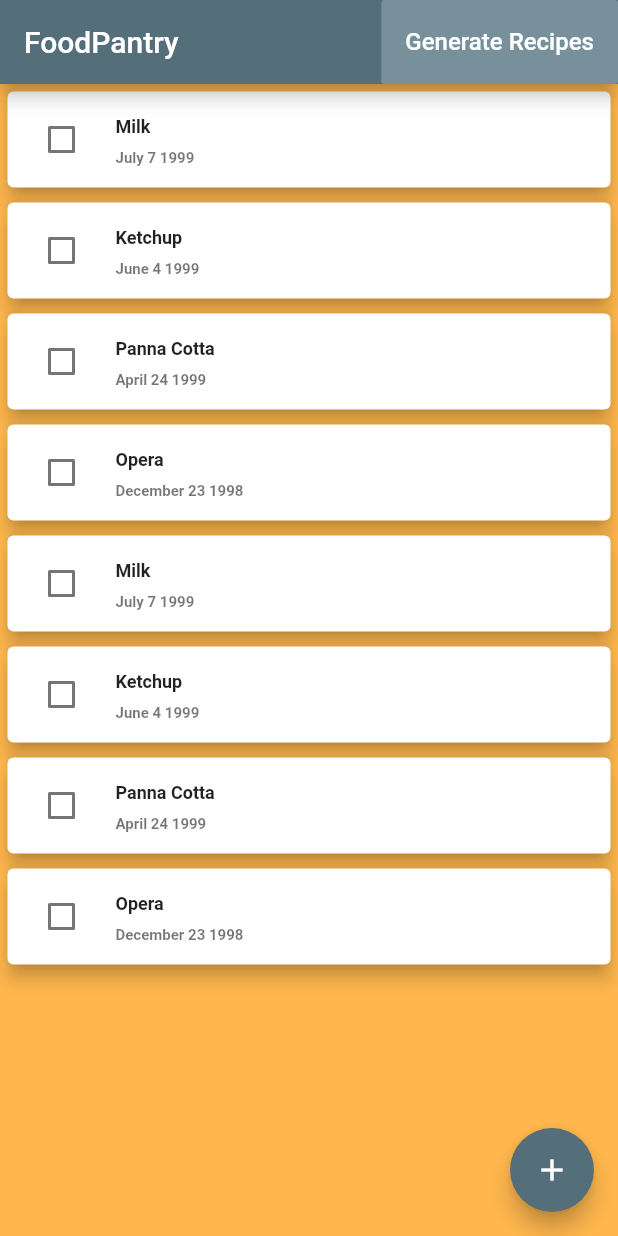
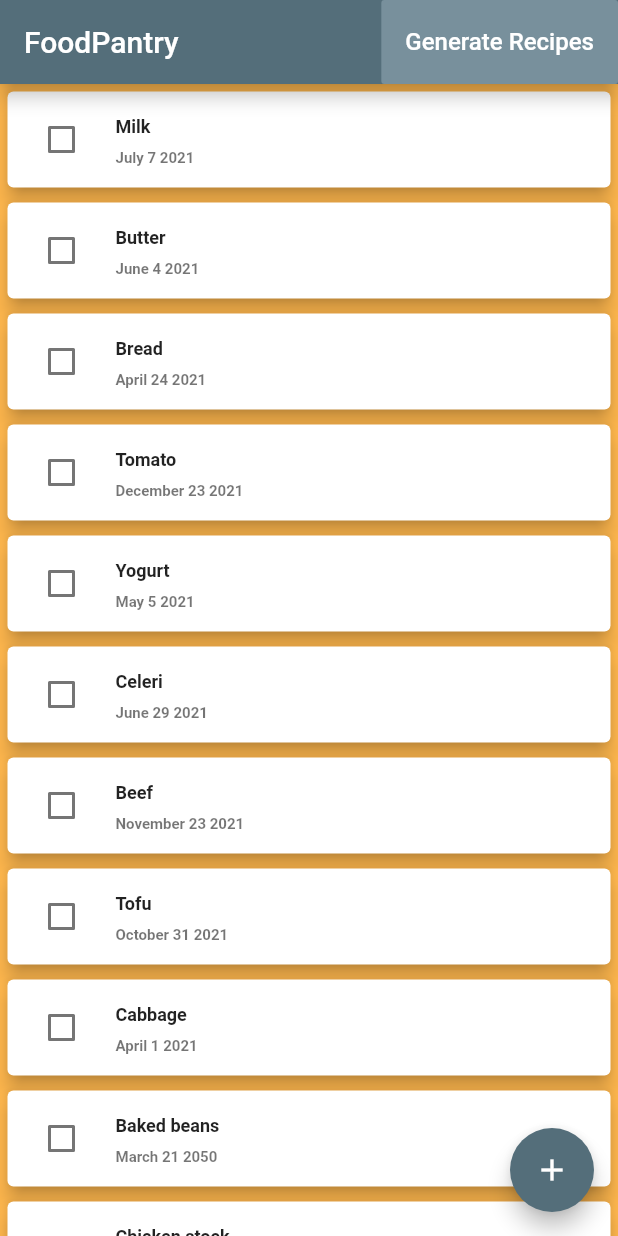
Before and after one commit to agong358/hackatown2021, a Flutter app: the screen it shows after launch, on a phone screen of 412 x 824 dp. Run offline on Flutter 3.47's test engine with Material 2 defaults, Android fonts, the phone set to English and light mode, and no system bars; our stand-ins replace dio, flutter_dotenv.

Commit message:
tweaks for demo, added dialog

```diff
--- a/flutter_application_1/lib/main.dart
+++ b/flutter_application_1/lib/main.dart
@@ -50,7 +50,7 @@ class MyApp extends StatelessWidget {
 Future<List<Recipe>> searchRecipes() async {
   // final response = await widget.dio.get('https://api.spoonacular.com/recipes/findByIngredients', queryParameters: { 'q' : query } );
   final response = await http.get(
-      'https://api.spoonacular.com/recipes/findByIngredients?ingredients=chicken&number=15&apiKey=' +
+      'https://api.spoonacular.com/recipes/findByIngredients?ingredients=milk,+bread,+tomato&number=15&apiKey=' +
           DotEnv().env['SPOONACULAR_API_KEY']);
 
   if (response.statusCode == 200) {
@@ -240,9 +240,36 @@ class PantryScreenState extends State<PantryScreen> {
           onPressed: () {
             showDialog(
                 context: context,
-                child: new SimpleDialog(
-                  title: new Text("Add Ingredient"),
-                ));
+                builder: (_) => new AlertDialog(
+                      title: new Text("Material Dialog"),
+                      content: new Column(
+                          mainAxisSize: MainAxisSize.min,
+                          crossAxisAlignment: CrossAxisAlignment.start,
+                          children: <Widget>[
+                            new TextField(
+                              decoration: InputDecoration(
+                                  hintText: "Input ingredient name"),
+                            ),
+                            new TextField(
+                              decoration: InputDecoration(
+                                  hintText: "Input expiration date"),
+                            ),
+                          ]),
+                      actions: <Widget>[
+                        FlatButton(
+                          child: Text('Cancel'),
+                          onPressed: () {
+                            Navigator.of(context).pop();
+                          },
+                        ),
+                        FlatButton(
+                          child: Text('Add!'),
+                          onPressed: () {
+                            Navigator.of(context).pop();
+                          },
+                        ),
+                      ],
+                    ));
           },
         ),
       ),
@@ -341,42 +368,57 @@ class CheckBoxListTileModel {
     return <CheckBoxListTileModel>[
       CheckBoxListTileModel(
         ingredientName: 'Milk',
-        date: 'July 7 1999',
+        date: 'July 7 2021',
         isCheck: false,
       ),
       CheckBoxListTileModel(
-        ingredientName: 'Ketchup',
-        date: 'June 4 1999',
+        ingredientName: 'Butter',
+        date: 'June 4 2021',
         isCheck: false,
       ),
       CheckBoxListTileModel(
-        ingredientName: 'Panna Cotta',
-        date: 'April 24 1999',
+        ingredientName: 'Bread',
+        date: 'April 24 2021',
         isCheck: false,
       ),
       CheckBoxListTileModel(
-        ingredientName: 'Opera',
-        date: 'December 23 1998',
+        ingredientName: 'Tomato',
+        date: 'December 23 2021',
         isCheck: false,
       ),
       CheckBoxListTileModel(
-        ingredientName: 'Milk',
-        date: 'July 7 1999',
+        ingredientName: 'Yogurt',
+        date: 'May 5 2021',
         isCheck: false,
       ),
       CheckBoxListTileModel(
-        ingredientName: 'Ketchup',
-        date: 'June 4 1999',
+        ingredientName: 'Celeri',
+        date: 'June 29 2021',
         isCheck: false,
       ),
       CheckBoxListTileModel(
-        ingredientName: 'Panna Cotta',
-        date: 'April 24 1999',
+        ingredientName: 'Beef',
+        date: 'November 23 2021',
         isCheck: false,
       ),
       CheckBoxListTileModel(
-        ingredientName: 'Opera',
-        date: 'December 23 1998',
+        ingredientName: 'Tofu',
+        date: 'October 31 2021',
+        isCheck: false,
+      ),
+      CheckBoxListTileModel(
+        ingredientName: 'Cabbage',
+        date: 'April 1 2021',
+        isCheck: false,
+      ),
+      CheckBoxListTileModel(
+        ingredientName: 'Baked beans',
+        date: 'March 21 2050',
+        isCheck: false,
+      ),
+      CheckBoxListTileModel(
+        ingredientName: 'Chicken stock',
+        date: 'September 11 2021',
         isCheck: false,
       ),
     ];
```
